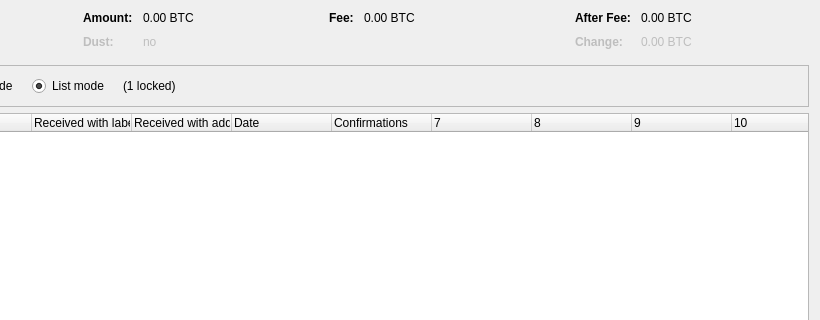
This is src/qt/forms/coincontroldialog.ui in AntoBoto/PoEM as Qt 5 draws it before an edit; both pictures show x 180 to 1000 and y 0 to 320 of the 1000 by 500 pixel window. The edited form follows.
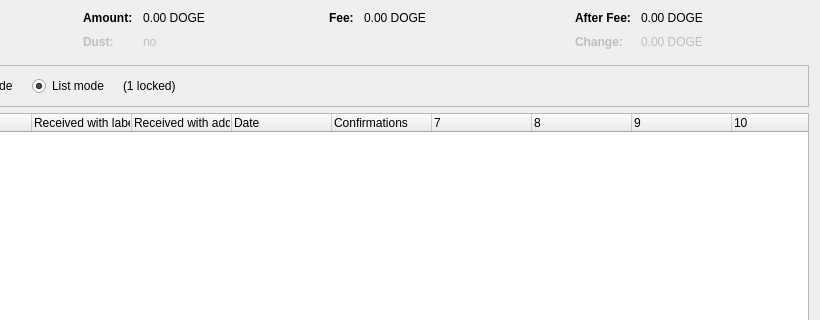
This is the edited form. Custom widgets are drawn as their Qt base class.

Commit message: replaced BTC with DOGE

Patch:
```diff
--- a/src/qt/forms/coincontroldialog.ui
+++ b/src/qt/forms/coincontroldialog.ui
@@ -132,7 +132,7 @@
           <enum>Qt::ActionsContextMenu</enum>
          </property>
          <property name="text">
-          <string notr="true">0.00 BTC</string>
+          <string notr="true">0.00 DOGE</string>
          </property>
          <property name="textInteractionFlags">
           <set>Qt::LinksAccessibleByMouse|Qt::TextSelectableByKeyboard|Qt::TextSelectableByMouse</set>
@@ -212,7 +212,7 @@
           <enum>Qt::ActionsContextMenu</enum>
          </property>
          <property name="text">
-          <string notr="true">0.00 BTC</string>
+          <string notr="true">0.00 DOGE</string>
          </property>
          <property name="textInteractionFlags">
           <set>Qt::LinksAccessibleByMouse|Qt::TextSelectableByKeyboard|Qt::TextSelectableByMouse</set>
@@ -257,7 +257,7 @@
           <enum>Qt::ActionsContextMenu</enum>
          </property>
          <property name="text">
-          <string notr="true">0.00 BTC</string>
+          <string notr="true">0.00 DOGE</string>
          </property>
          <property name="textInteractionFlags">
           <set>Qt::LinksAccessibleByMouse|Qt::TextSelectableByKeyboard|Qt::TextSelectableByMouse</set>
@@ -292,7 +292,7 @@
           <enum>Qt::ActionsContextMenu</enum>
          </property>
          <property name="text">
-          <string notr="true">0.00 BTC</string>
+          <string notr="true">0.00 DOGE</string>
          </property>
          <property name="textInteractionFlags">
           <set>Qt::LinksAccessibleByMouse|Qt::TextSelectableByKeyboard|Qt::TextSelectableByMouse</set>
```
The commit also changes 2 other files.
